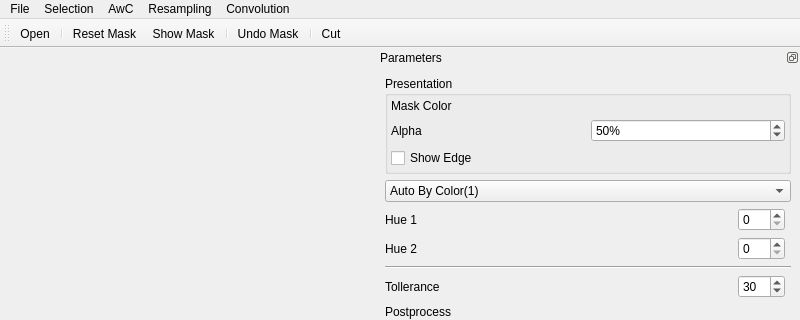
Before: the Qt Designer form applications/testSuperResolution/ui/testSuperResolutionMainWindow.ui in PimenovAlexander/corecvs, drawn with Qt 5; both pictures show x 0 to 800 and y 0 to 320 of the 800 by 660 pixel window.
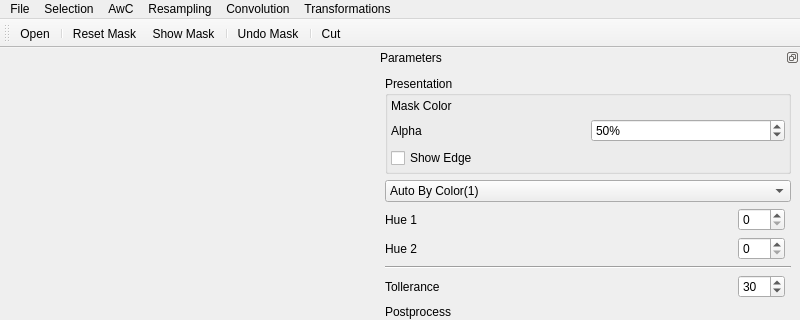
After: the same form once the commit is applied. Icons and pictures are not drawn. Custom widgets are drawn as their Qt base class.

```diff
--- a/applications/testSuperResolution/ui/testSuperResolutionMainWindow.ui
+++ b/applications/testSuperResolution/ui/testSuperResolutionMainWindow.ui
@@ -370,11 +370,18 @@
     </property>
     <addaction name="actionUse_convolution"/>
    </widget>
+   <widget class="QMenu" name="menuTransformations">
+    <property name="title">
+     <string>Transformations</string>
+    </property>
+    <addaction name="actionRotate"/>
+   </widget>
    <addaction name="menuFile"/>
    <addaction name="menuSelection"/>
    <addaction name="menuAwC"/>
    <addaction name="menuResampling"/>
    <addaction name="menuConvolution"/>
+   <addaction name="menuTransformations"/>
   </widget>
   <action name="actionOpen">
    <property name="icon">
```
Left out of the diff: 5 changed lines with no effect on the pictures.
